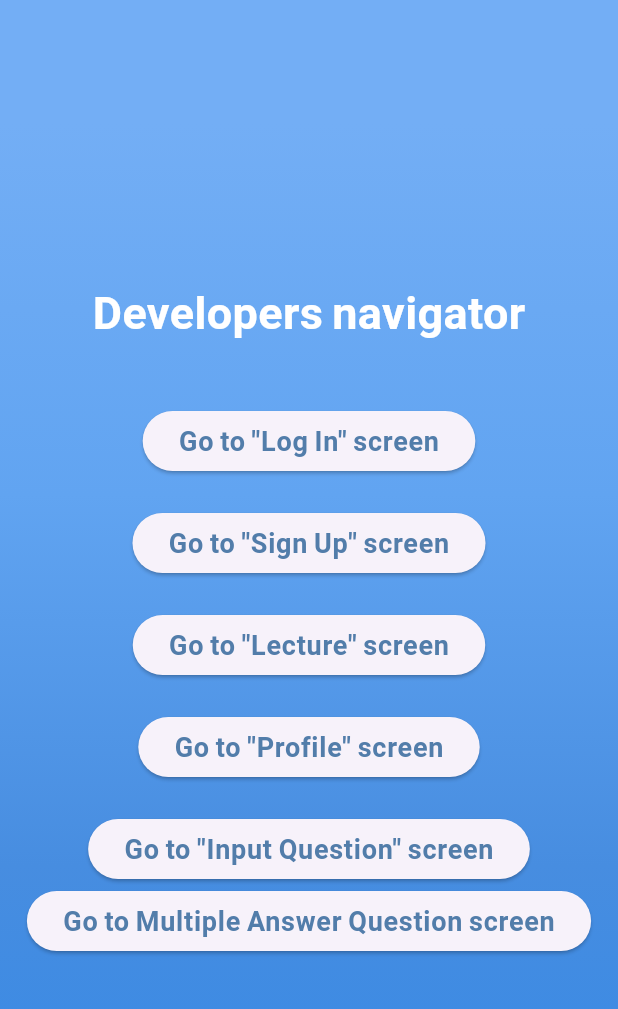
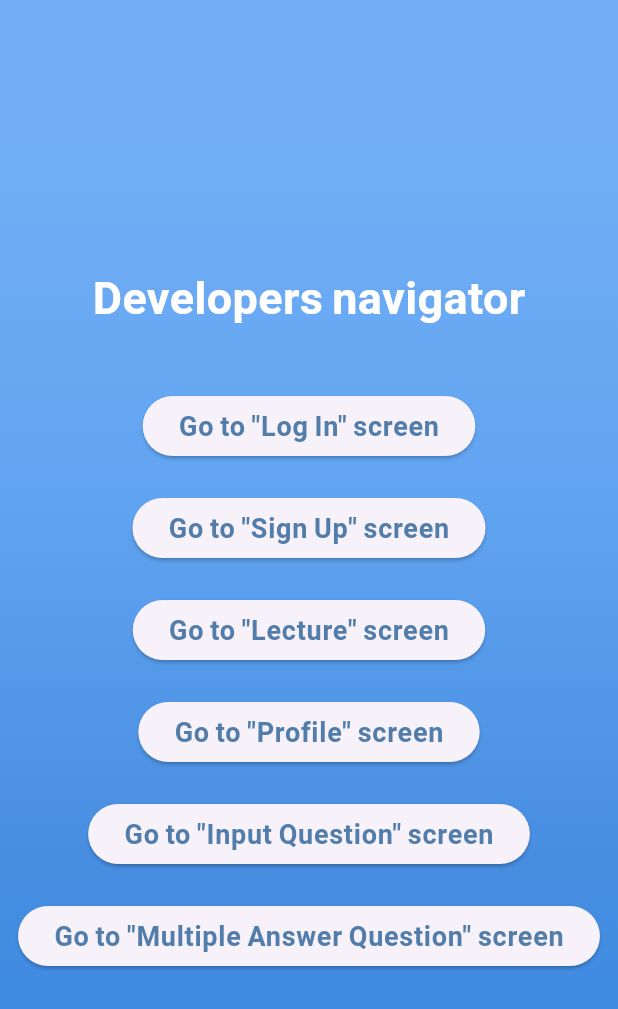
Before and after one commit to MogaDenis/ByteWolves, a Flutter app: the screen it shows after launch, on a phone screen of 412 x 824 dp. Shown: the top 1009 px of the screen. Run offline on Flutter 3.47's test engine with Material 3 defaults, Android fonts, the light colour scheme and no system bars; our stand-ins replace google_fonts, youtube_player_flutter; Roboto replaces fonts that are missing (OpenSans).

Commit message:
A little bit of refactoring

```diff
--- a/lib/main.dart
+++ b/lib/main.dart
@@ -156,6 +156,7 @@ class _MyHomePageState extends State<MyHomePage> {
                       ),
                     ),
                   ),
+                  const SizedBox(height: 20),
                   ElevatedButton(
                       onPressed: () {
                         Navigator.of(context).push(MaterialPageRoute(
@@ -173,7 +174,7 @@ class _MyHomePageState extends State<MyHomePage> {
                                 )));
                       },
                       child: const Text(
-                        "Go to Multiple Answer Question screen",
+                        'Go to "Multiple Answer Question" screen',
                         style: TextStyle(
                           color: Color(0xFF527DAA),
                           letterSpacing: 0.5,
```
Also changed, not shown: lib/screens/multiple_answer_question.dart (+24 -11 lines).
